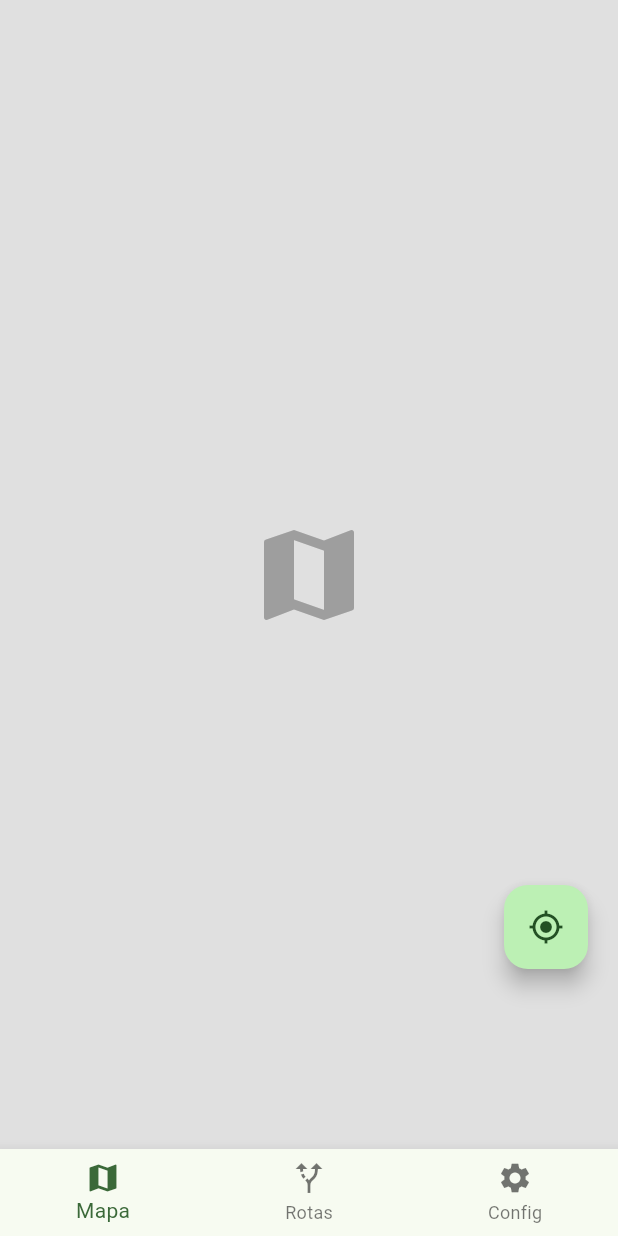
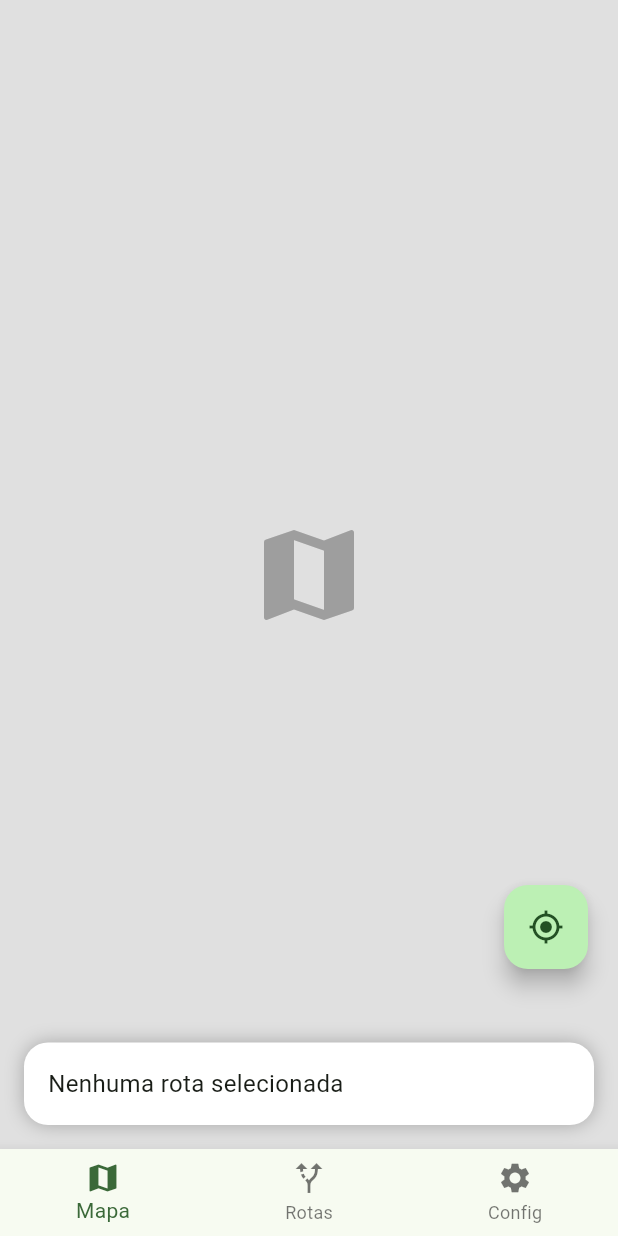
Before and after one commit to reinertbtw/CycloRoute, a Flutter app: the screen it shows after launch, on a phone screen of 412 x 824 dp. Run offline on Flutter 3.47's test engine with Material 3 defaults, Android fonts, the phone set to English and light mode, and no system bars.

Commit message:
feat: add bottom information card to map screen

```diff
--- a/lib/main.dart
+++ b/lib/main.dart
@@ -1,5 +1,4 @@
 import 'package:flutter/material.dart';
-import 'screens/home_screen.dart';
 import 'screens/map_screen.dart';
 
 void main() {
--- a/lib/screens/map_screen.dart
+++ b/lib/screens/map_screen.dart
@@ -25,6 +25,24 @@
             child: FloatingActionButton(
               onPressed: () {},
               child: const Icon(Icons.my_location),
+            ),
+          ),
+
+          Positioned(
+            left: 16,
+            right: 16,
+            bottom: 16,
+            child: Container(
+              padding: const EdgeInsets.all(16),
+              decoration: BoxDecoration(
+                color: Colors.white,
+                borderRadius: BorderRadius.circular(16),
+                boxShadow: [BoxShadow(color: Colors.black26, blurRadius: 10)],
+              ),
+              child: const Text(
+                "Nenhuma rota selecionada",
+                style: TextStyle(fontSize: 16),
+              ),
             ),
           ),
         ],
```
